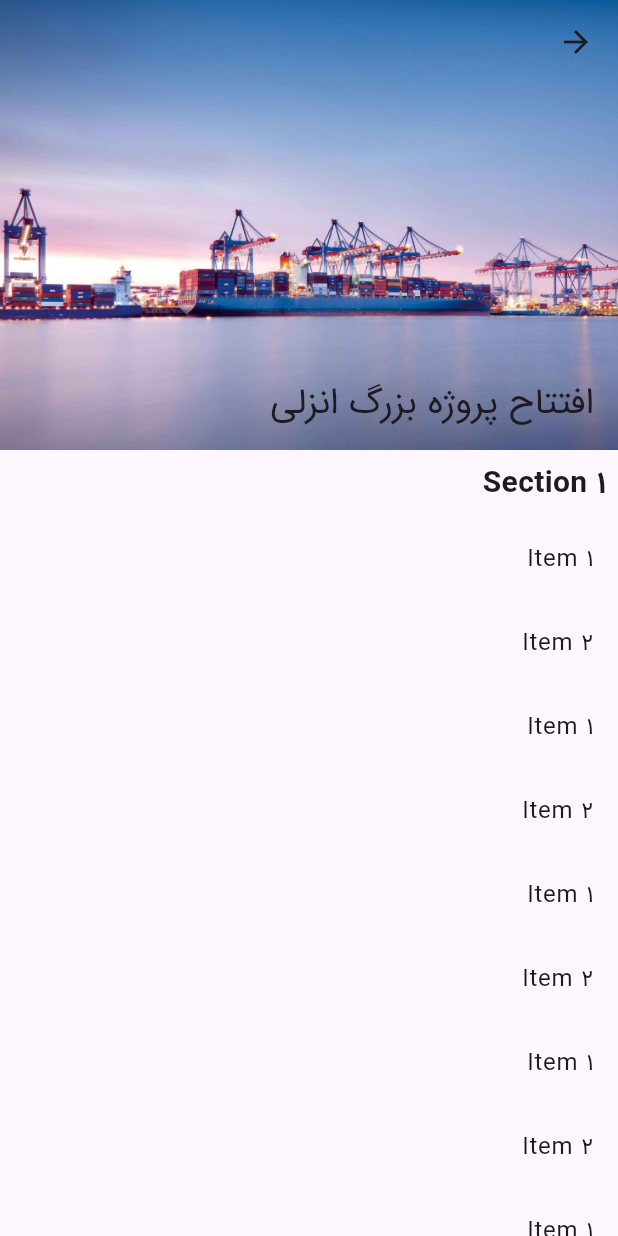
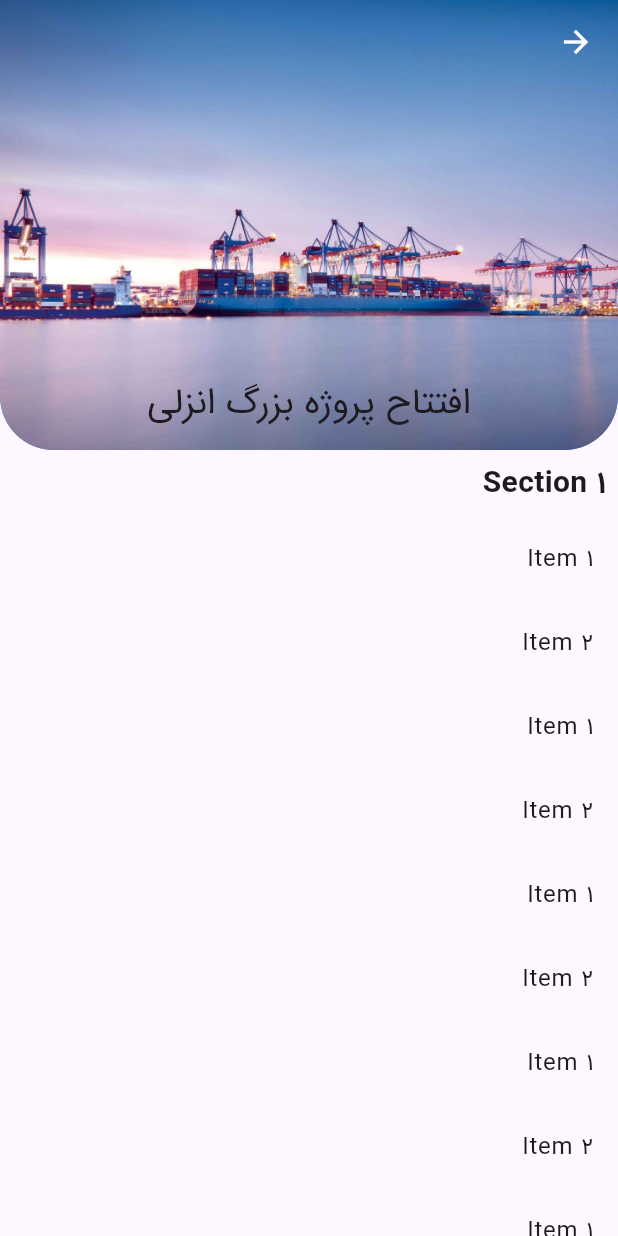
Before and after one commit to bahiraei/porduct_owner, a Flutter app: the NewsScreen screen opened by its route, on a phone screen of 412 x 824 dp. Run offline on Flutter 3.47's test engine with Material 3 defaults, Android fonts, the phone set to English and light mode, and no system bars; our stand-ins replace dropdown_button2, flutter_animate, gap, google_nav_bar, line_icons, pinput and 1 more; missing offline and left inert: persian_datetime_picker.

Commit message:
add new screen

```diff
--- a/lib/features/news/news_screen.dart
+++ b/lib/features/news/news_screen.dart
@@ -55,11 +55,16 @@ class _NewsScreenState extends State<NewsScreen> {
                   fontSize: 16.0,
                 ),
               ),
-              background: Image.asset(
-                'assets/images/background.jpg',
-                fit: BoxFit.cover,
+              background: ClipRRect(
+                borderRadius: const BorderRadius.vertical(
+                  bottom: Radius.circular(36),
+                ),
+                child: Image.asset(
+                  'assets/images/background.jpg',
+                  fit: BoxFit.cover,
+                ),
               ),
-              centerTitle: false,
+              centerTitle: true,
               /*expandedTitleScale: 1.6,*/
               stretchModes: const [
                 StretchMode.zoomBackground,
@@ -69,6 +74,19 @@ class _NewsScreenState extends State<NewsScreen> {
               titlePadding: const EdgeInsets.symmetric(
                 vertical: 16,
                 horizontal: 16,
+              ),
+            ),
+            centerTitle: true,
+            leading: IconButton(
+              onPressed: () {},
+              icon: const Icon(
+                Icons.arrow_back,
+                color: Colors.white,
+              ),
+            ),
+            shape: const RoundedRectangleBorder(
+              borderRadius: BorderRadius.vertical(
+                bottom: Radius.circular(36),
               ),
             ),
           ),
@@ -127,6 +145,50 @@ class _NewsScreenState extends State<NewsScreen> {
                     title: Text('Item 2'),
                   ),
 
+                  ListTile(
+                    title: Text('Item 2'),
+                  ),
+                  ListTile(
+                    title: Text('Item 1'),
+                  ),
+                  ListTile(
+                    title: Text('Item 2'),
+                  ),
+                  ListTile(
+                    title: Text('Item 1'),
+                  ),
+                  ListTile(
+                    title: Text('Item 2'),
+                  ),
+                  ListTile(
+                    title: Text('Item 1'),
+                  ),
+                  ListTile(
+                    title: Text('Item 2'),
+                  ),
+
+                  ListTile(
+                    title: Text('Item 2'),
+                  ),
+                  ListTile(
+                    title: Text('Item 1'),
+                  ),
+                  ListTile(
+                    title: Text('Item 2'),
+                  ),
+                  ListTile(
+                    title: Text('Item 1'),
+                  ),
+                  ListTile(
+                    title: Text('Item 2'),
+                  ),
+                  ListTile(
+                    title: Text('Item 1'),
+                  ),
+                  ListTile(
+                    title: Text('Item 2'),
+                  ),
+
                   // Add more widgets as needed
                 ],
               ),
```
Also changed, not shown: lib/features/notifications/notification_screen.dart (+10 -8 lines), lib/features/overview/overview_screen.dart (+49 -150 lines).
